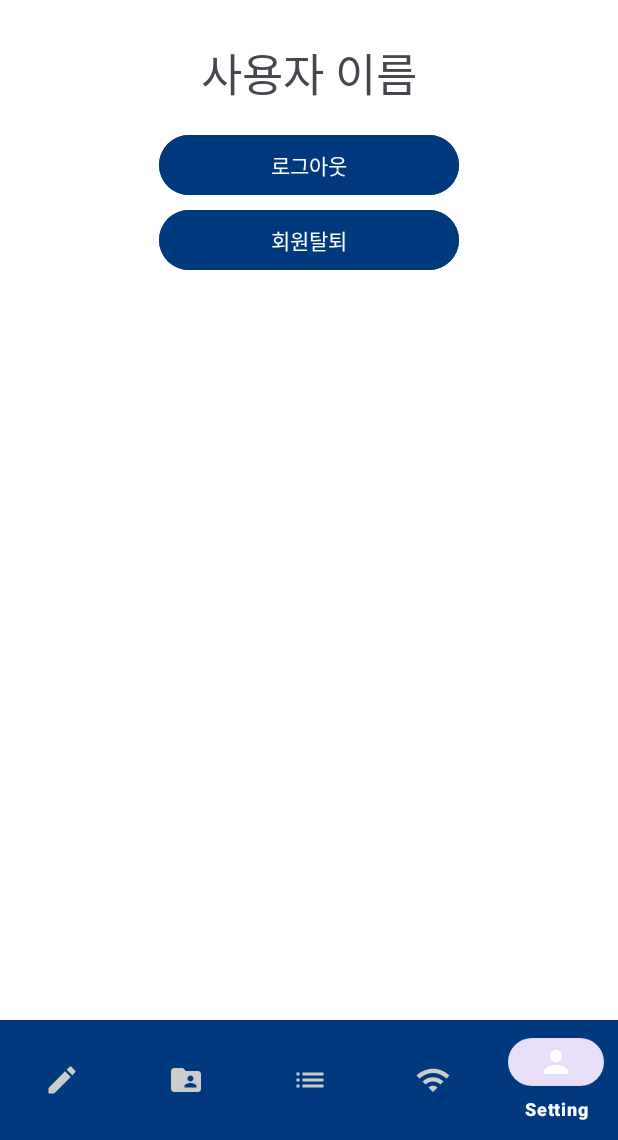
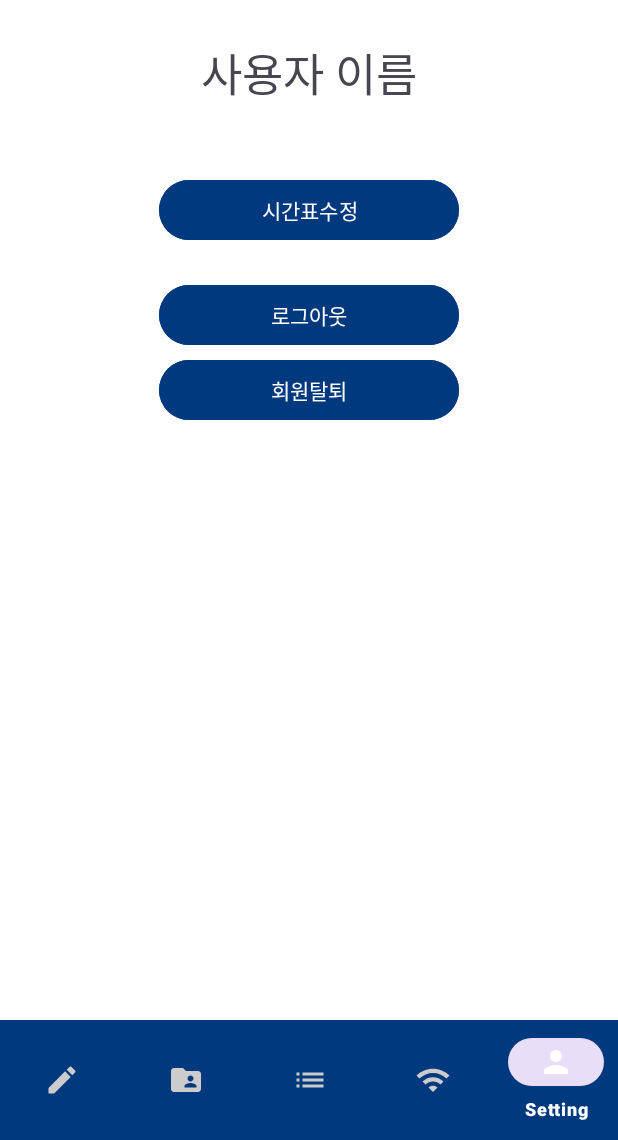
Before and after one commit to YouDaYeon/CapstoneDesign, an Android app: the MypageFragment screen opened through its navigation route, on a phone screen of 412 x 824 dp, the part 96-1236 px from its top. Run offline under Robolectric (Android 15) with nearby library versions, the phone set to English and light mode, and no system bars; our stand-ins replace Firebase (no records; nobody signed in at launch, a user with empty details on screens opened directly), navigation-ui.

Commit message:
시간표

```diff
--- a/app/src/main/AndroidManifest.xml
+++ b/app/src/main/AndroidManifest.xml
@@ -17,6 +17,11 @@
         android:usesCleartextTraffic="true"
         android:theme="@style/Theme.MyApplication"
         tools:targetApi="31">
+
+        <activity
+            android:name="com.example.myapplication.TimetableActivity">
+        </activity>
+
         <activity
             android:name=".CardViewActivity"
             android:theme="@style/Theme.AppCompat.Dialog"
--- a/app/src/main/java/com/example/myapplication/MypageFragment.kt
+++ b/app/src/main/java/com/example/myapplication/MypageFragment.kt
@@ -29,6 +29,14 @@ class MypageFragment : Fragment() {
 
         mAuth = FirebaseAuth.getInstance()
 
+
+        // 시간표 수정 버튼 클릭 리스너 추가
+        val timetableButton = view.findViewById<Button>(R.id.timetableButton)
+        timetableButton.setOnClickListener {
+            // 시간표 수정 액티비티로 이동
+            val intent = Intent(requireContext(), TimetableActivity::class.java)
+            startActivity(intent)
+        }
 
         val logoutButton = view.findViewById<Button>(R.id.logoutButton)
         logoutButton.setOnClickListener {
@@ -62,6 +70,7 @@ class MypageFragment : Fragment() {
 
         return view
     }
+
 
     private fun showLogoutConfirmationDialog() {
         AlertDialog.Builder(requireContext())
--- a/app/src/main/res/layout/fragment_mypage.xml
+++ b/app/src/main/res/layout/fragment_mypage.xml
@@ -22,12 +22,20 @@
         android:ellipsize="end"
         />
 
+    <Button
+        android:id="@+id/timetableButton"
+        android:layout_width="200dp"
+        android:layout_height="wrap_content"
+        android:layout_marginTop="180dp"
+        android:text="시간표수정"
+        android:backgroundTint="@color/cc_blue"
+        android:layout_gravity="center|top" />
 
     <Button
         android:id="@+id/logoutButton"
         android:layout_width="200dp"
         android:layout_height="wrap_content"
-        android:layout_marginTop="150dp"
+        android:layout_marginTop="250dp"
         android:text="로그아웃"
         android:backgroundTint="@color/cc_blue"
         android:layout_gravity="center|top" />
@@ -35,7 +43,7 @@
         android:id="@+id/signoutButton"
         android:layout_width="200dp"
         android:layout_height="wrap_content"
-        android:layout_marginTop="200dp"
+        android:layout_marginTop="300dp"
         android:text="회원탈퇴"
         android:backgroundTint="@color/cc_blue"
         android:layout_gravity="center|top" />
```
